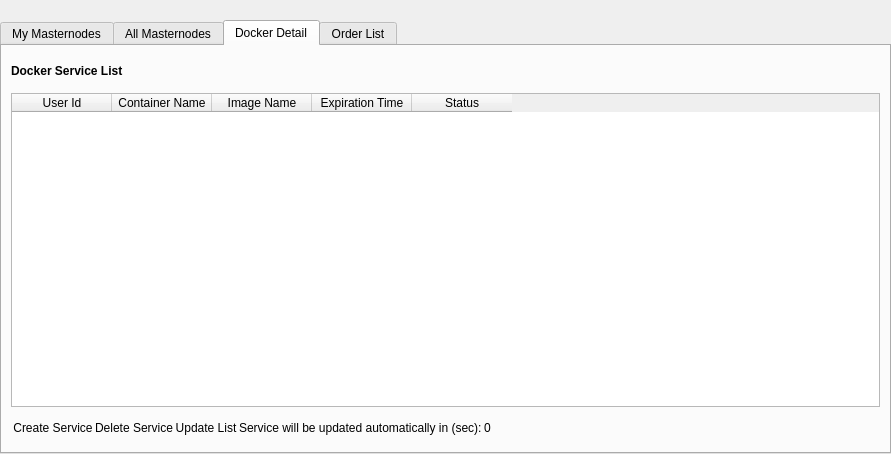
This is src/qt/forms/masternodelist.ui in MassGrid/MassGrid as Qt 5 draws it before an edit. The edited form follows.
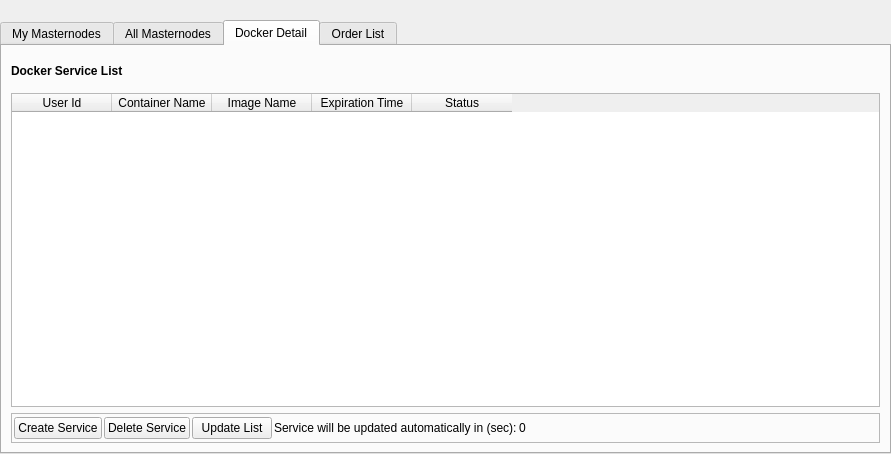
This is the edited form. The open tabs and pages were chosen to show the change.

The edit to the form file:
```diff
--- a/src/qt/forms/masternodelist.ui
+++ b/src/qt/forms/masternodelist.ui
@@ -438,7 +438,7 @@
               </size>
              </property>
              <property name="styleSheet">
-              <string notr="true">border:hidden;</string>
+              <string notr="true"/>
              </property>
              <property name="frameShape">
               <enum>QFrame::StyledPanel</enum>
```
Left out of the diff: 2 changed lines with no effect on the pictures.
